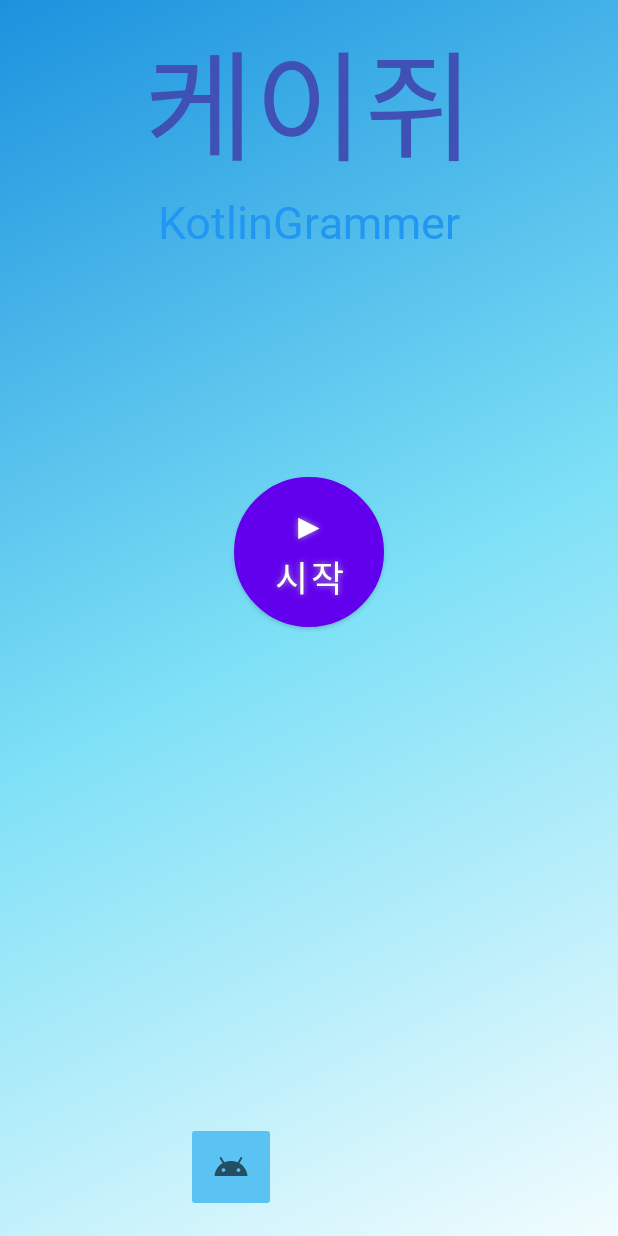
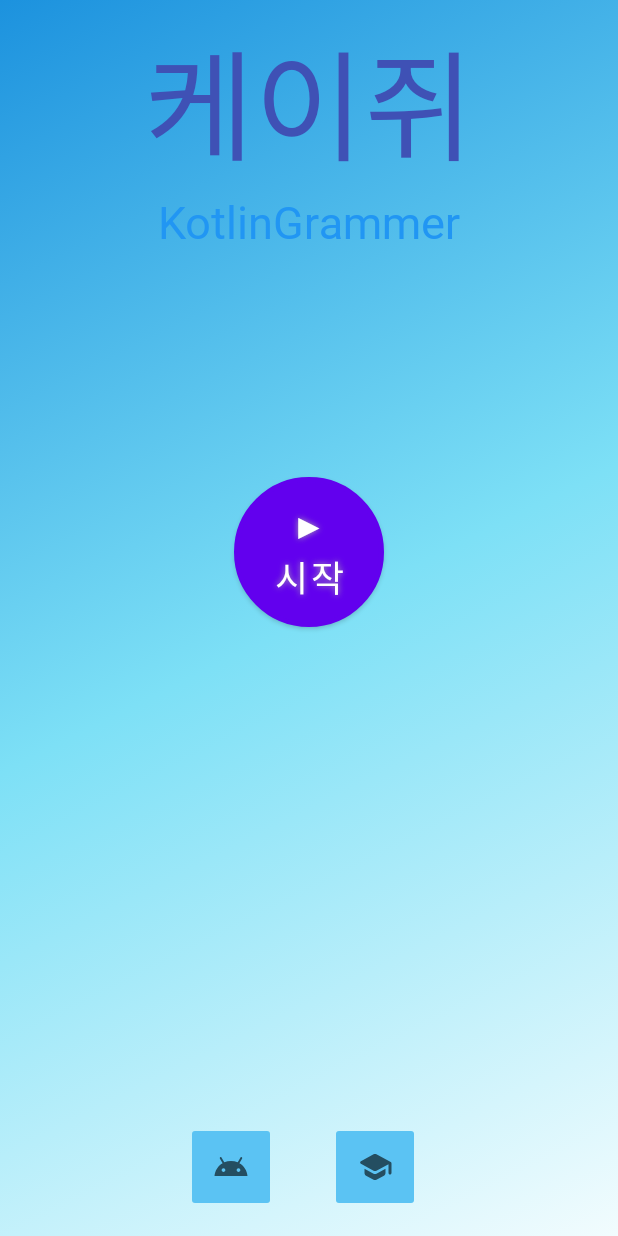
Before and after one commit to Leesin0222/KG, an Android app: the layout activity_main.xml on its own in the app's theme, with its tools: preview values and no code run, on a phone screen of 412 x 824 dp. Run offline under Robolectric (Android 15) with nearby library versions, the phone set to English and light mode, and no system bars.

```diff
--- a/kotlingrammer/app/src/main/java/com/yongjincompany/kotlingrammer/MainActivity.kt
+++ b/kotlingrammer/app/src/main/java/com/yongjincompany/kotlingrammer/MainActivity.kt
@@ -6,6 +6,7 @@ import android.net.Uri
 import androidx.appcompat.app.AppCompatActivity
 import android.os.Bundle
 import android.view.View
+import androidx.appcompat.app.AlertDialog
 import com.yongjincompany.kotlingrammer.databinding.ActivityMainBinding
 
 class MainActivity : AppCompatActivity() {
@@ -23,16 +24,20 @@ class MainActivity : AppCompatActivity() {
         animDrawble.setExitFadeDuration(5000)
         animDrawble.start()
 
-        binding.developer.setOnClickListener {
+        binding.developerBtn.setOnClickListener {
             val openURL = Intent(Intent.ACTION_VIEW)
             openURL.data = Uri.parse("https://github.com/Leesin0222")
             startActivity(openURL)
         }
-        binding.startBtn.setOnClickListener {
+       binding.startBtn.setOnClickListener {
             startActivity(Intent(this, GameActivity::class.java))
             finish()
+        }
+        binding.dictionaryBtn.setOnClickListener {
+            startActivity(Intent(this, DictionaryActivity::class.java))
         }
 
 
     }
+
 }
--- a/kotlingrammer/app/src/main/res/layout/activity_main.xml
+++ b/kotlingrammer/app/src/main/res/layout/activity_main.xml
@@ -53,7 +53,7 @@
         app:layout_constraintTop_toBottomOf="@+id/textView2" />
 
     <ImageButton
-        android:id="@+id/developer"
+        android:id="@+id/developer_btn"
         android:layout_width="60dp"
         android:layout_height="60dp"
         android:layout_marginStart="124dp"
@@ -63,4 +63,15 @@
         app:layout_constraintBottom_toBottomOf="parent"
         app:layout_constraintStart_toStartOf="parent" />
 
+    <ImageButton
+        android:id="@+id/dictionary_btn"
+        android:layout_width="60dp"
+        android:layout_height="60dp"
+        android:layout_marginEnd="132dp"
+        android:layout_marginBottom="16dp"
+        android:backgroundTint="#5BC3F3"
+        android:src="@drawable/ic_round_school_24"
+        app:layout_constraintBottom_toBottomOf="parent"
+        app:layout_constraintEnd_toEndOf="parent" />
+
 </androidx.constraintlayout.widget.ConstraintLayout>
```
